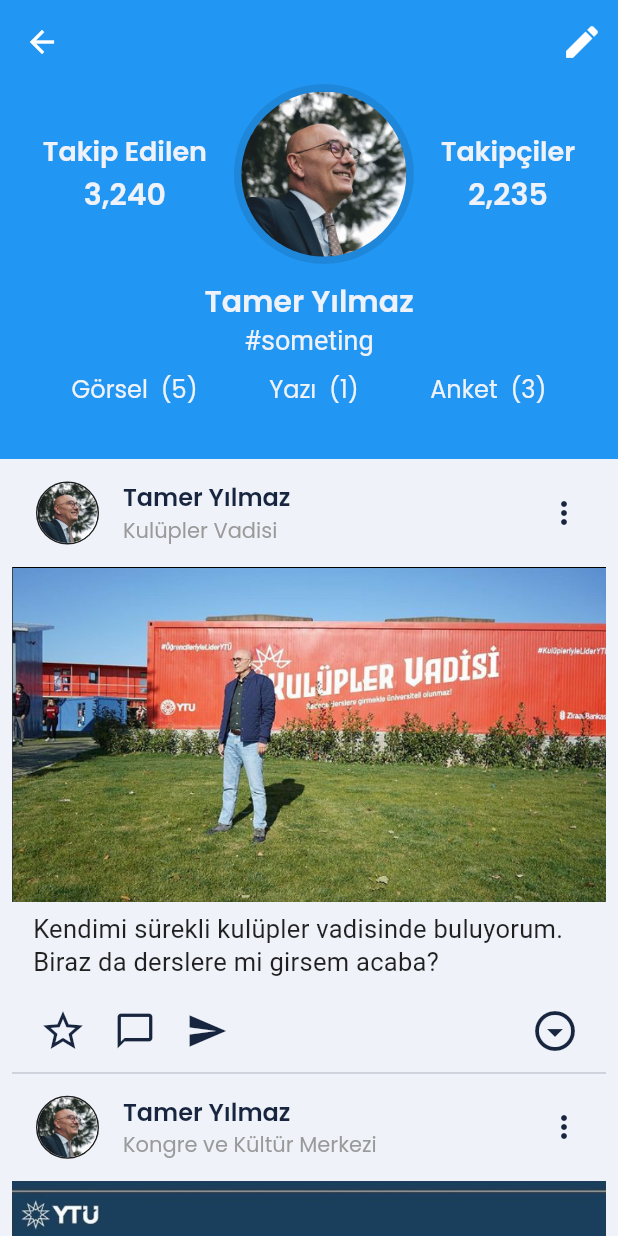
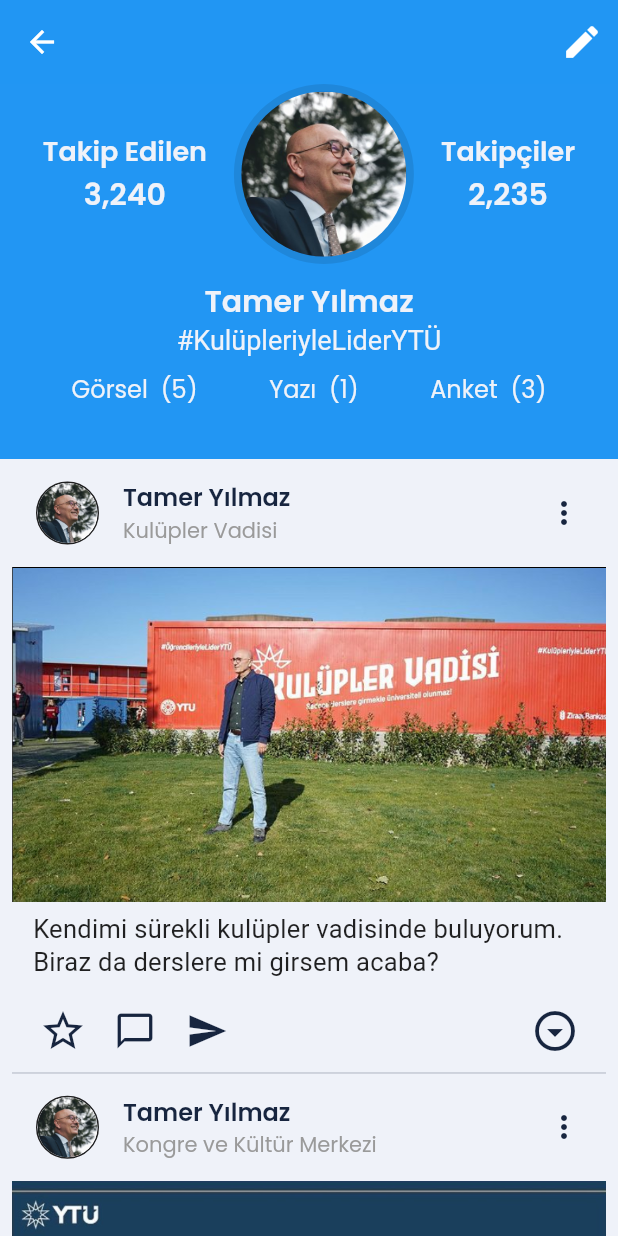
Before and after one commit to enesbilik/sky-mint, a Flutter app: the ProfilePage screen opened directly, on a phone screen of 412 x 824 dp. Run offline on Flutter 3.47's test engine with Material 2 defaults, Android fonts, the phone set to English and light mode, and no system bars; our stand-ins replace google_maps_flutter, salomon_bottom_bar, table_calendar; missing offline and left inert: expendable_fab.

Commit message:
someting

```diff
--- a/lib/view/profile_page.dart
+++ b/lib/view/profile_page.dart
@@ -159,7 +159,7 @@
           ),
         ),
         Text(
-          "#someting",
+          "#KulüpleriyleLiderYTÜ",
           style: TextStyle(
             color: softwhiteColor,
             fontSize: 18,
```
